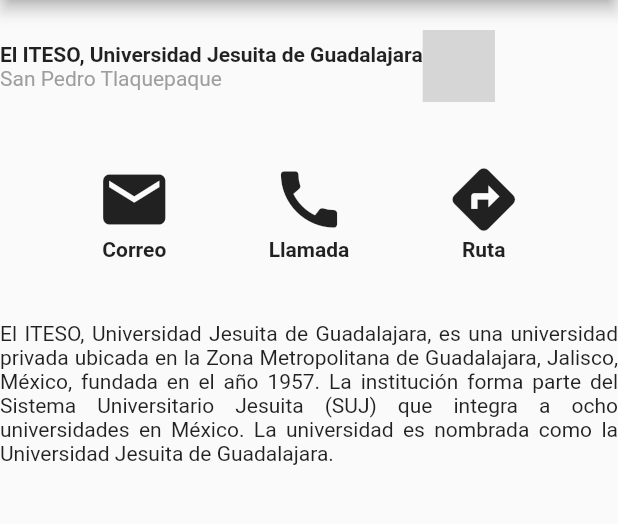
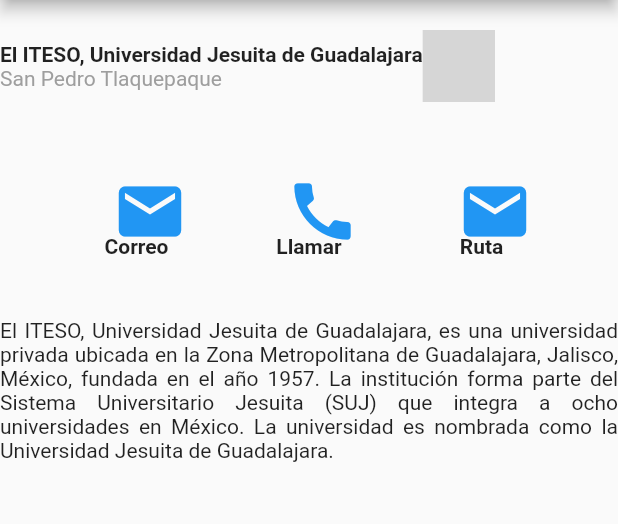
Before and after one commit to TheOutl4nder/Tarea1, a Flutter app: the screen it shows after launch, on a phone screen of 412 x 824 dp, the part 84-608 px from its top. Run offline on Flutter 3.47's test engine with Material 2 defaults, Android fonts, the phone set to English and light mode, and no system bars; network calls fail; statements that could not run were skipped; grey boxes are pictures that could not be loaded.

Commit message:
active buttons

```diff
--- a/lib/main.dart
+++ b/lib/main.dart
@@ -48,6 +48,9 @@ class HomePage extends StatefulWidget {
 
 class _HomePage extends State<HomePage> {
   int likes=69;
+  bool mailButton = false;
+  bool callButton = false;
+  bool routeButton = false;
 
   @override
   Widget build(BuildContext context) {
@@ -80,15 +83,27 @@ class _HomePage extends State<HomePage> {
           ),
           Row(mainAxisAlignment: MainAxisAlignment.spaceEvenly ,children: [
             Column(crossAxisAlignment: CrossAxisAlignment.center, children: [
-              Icon(Icons.mail, size: 50,),
+              IconButton(onPressed: ()=>{
+                setState((){
+                  mailButton = !mailButton;
+                })
+              }, icon: Icon(Icons.mail, size: 50, color: mailButton? Colors.black: Colors.blue)),
               Text('Correo', style: TextStyle(fontWeight: FontWeight.bold))
             ],),
             Column(crossAxisAlignment: CrossAxisAlignment.center, children: [
-              Icon(Icons.call, size: 50,),
-              Text('Llamada', style: TextStyle(fontWeight: FontWeight.bold))
+              IconButton(onPressed: ()=>{
+                setState((){
+                  callButton = !callButton;
+                })
+              }, icon: Icon(Icons.call, size: 50, color: callButton? Colors.black: Colors.blue)),
+              Text('Llamar', style: TextStyle(fontWeight: FontWeight.bold))
             ],),
             Column(crossAxisAlignment: CrossAxisAlignment.center, children: [
-              Icon(Icons.directions, size: 50,),
+              IconButton(onPressed: ()=>{
+                setState((){
+                  routeButton = !routeButton;
+                })
+              }, icon: Icon(Icons.mail, size: 50, color: routeButton? Colors.black: Colors.blue)),
               Text('Ruta', style: TextStyle(fontWeight: FontWeight.bold))
             ],)
           ],),
```
